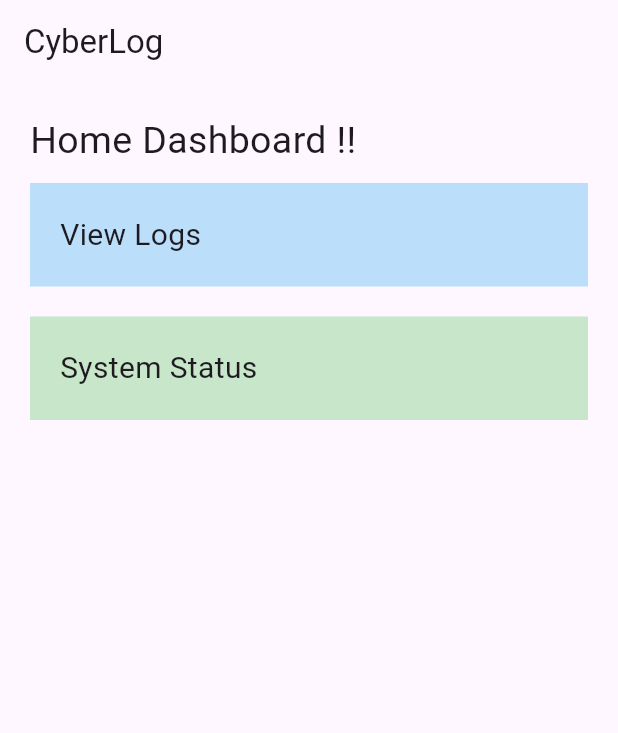
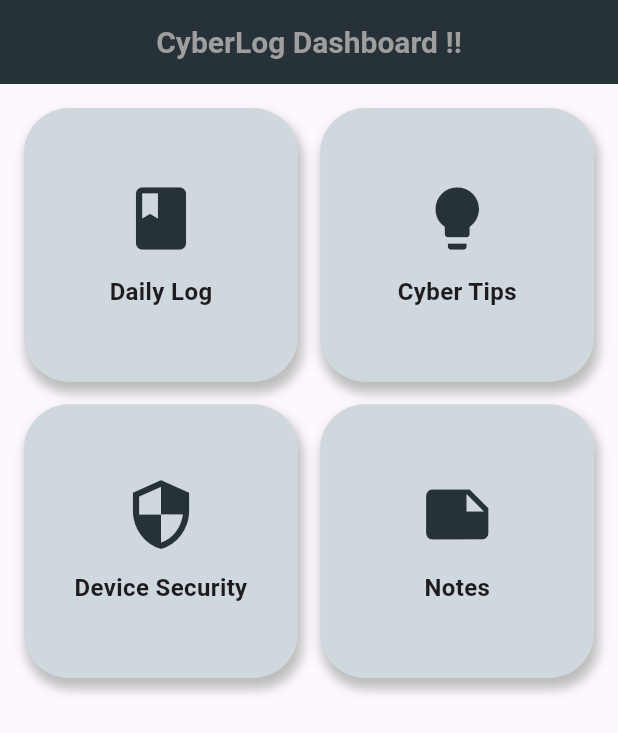
Before and after one commit to DevanshBakrania/Cyberlog, a Flutter app: the screen it shows after launch, on a phone screen of 412 x 824 dp. Shown: the top 733 px of the screen. Run offline on Flutter 3.47's test engine with Material 3 defaults, Android fonts, the phone set to English and light mode, and no system bars.

Commit message:
Update main.dart

```diff
--- a/lib/main.dart
+++ b/lib/main.dart
@@ -1,70 +1,88 @@
 import 'package:flutter/material.dart';
 
 void main() {
-  runApp(const CyberLogApp());
+  runApp(const MyApp());
 }
 
-class CyberLogApp extends StatelessWidget {
-  const CyberLogApp({super.key});
+class MyApp extends StatelessWidget {
+  const MyApp({super.key});
 
   @override
   Widget build(BuildContext context) {
     return MaterialApp(
-      title: "CyberLog",
-      home: const HomeScreen(),
+      debugShowCheckedModeBanner: false,
+      home: const CyberLogDashboard(),
     );
   }
 }
 
-class HomeScreen extends StatelessWidget {
-  const HomeScreen({super.key});
+class CyberLogDashboard extends StatelessWidget {
+  const CyberLogDashboard({super.key});
 
   @override
   Widget build(BuildContext context) {
     return Scaffold(
       appBar: AppBar(
-        title: const Text("CyberLog"),
+        backgroundColor: Colors.blueGrey.shade900,
+        title: const Text(
+          "CyberLog Dashboard !!",
+          style: TextStyle(
+            fontSize: 20,
+            fontWeight: FontWeight.bold,
+            color: Colors.grey,
+          ),
+        ),
+        centerTitle: true,
       ),
+
       body: Padding(
-        padding: const EdgeInsets.all(20),
-        child: Column(
-          crossAxisAlignment: CrossAxisAlignment.start,
+        padding: const EdgeInsets.all(16),
+        child: GridView.count(
+          crossAxisCount: 2,
+          crossAxisSpacing: 15,
+          mainAxisSpacing: 15,
+
           children: [
-            const Text(
-              "Home Dashboard !!",
-              style: TextStyle(fontSize: 25),
-            ),
-
-            const SizedBox(height: 10),
-
-            Container(
-              width: double.infinity,
-              padding: const EdgeInsets.all(20),
-              decoration: BoxDecoration(
-                color: Colors.blue.shade100,
-              ),
-              child: const Text(
-                "View Logs",
-                style: TextStyle(fontSize: 20),
-              ),
-            ),
-
-            const SizedBox(height: 20),
-
-            Container(
-              width: double.infinity,
-              padding: const EdgeInsets.all(20),
-              decoration: BoxDecoration(
-                color: Colors.green.shade100,
-              ),
-              child: const Text(
-                "System Status",
-                style: TextStyle(fontSize: 20),
-              ),
-            ),
+            dashCard(Icons.book, "Daily Log"),
+            dashCard(Icons.lightbulb, "Cyber Tips"),
+            dashCard(Icons.security, "Device Security"),
+            dashCard(Icons.note, "Notes"),
           ],
         ),
       ),
     );
   }
+
+  Widget dashCard(IconData icon, String title) {
+    return Container(
+      decoration: BoxDecoration(
+        color: Colors.blueGrey.shade100,
+        borderRadius: BorderRadius.circular(30),
+
+        boxShadow: [
+          BoxShadow(
+            color: Colors.grey.shade400,
+            blurRadius: 6,
+            spreadRadius: 1,
+            offset: const Offset(2, 6),
+          ),
+        ],
+      ),
+
+      child: Column(
+        mainAxisAlignment: MainAxisAlignment.center,
+        children: [
+          Icon(icon, size: 50, color: Colors.blueGrey.shade900),
+          const SizedBox(height: 12),
+          Text(
+            title,
+            style: const TextStyle(
+              fontSize: 16,
+              fontWeight: FontWeight.bold,
+            ),
+          )
+        ],
+      ),
+    );
+  }
 }
```
